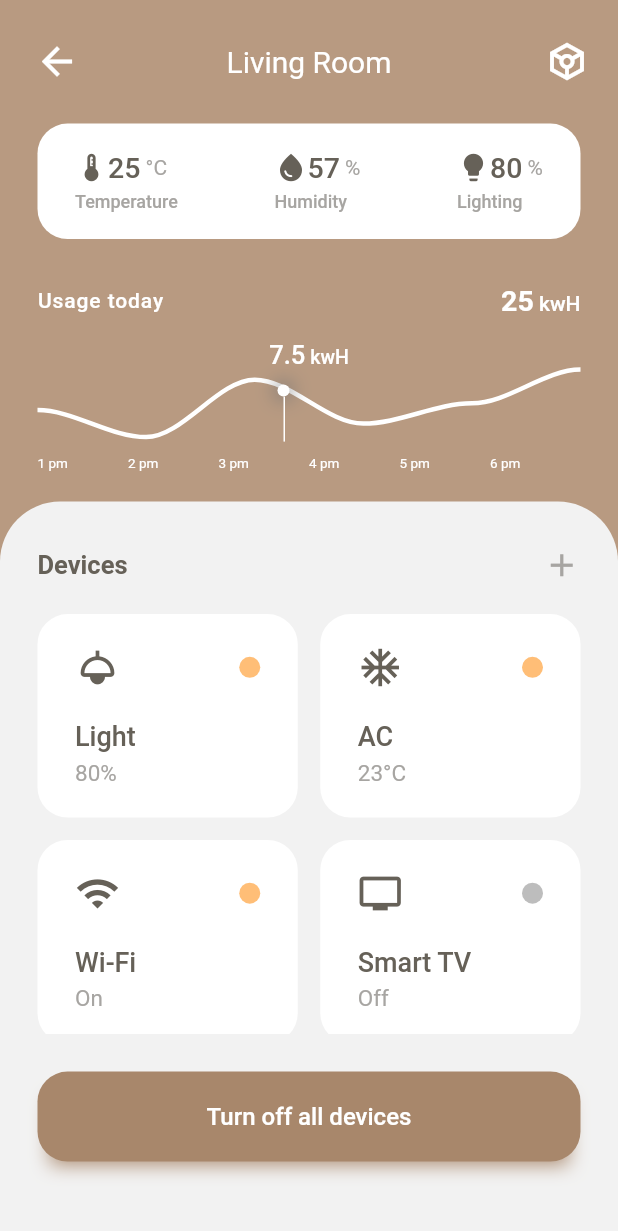
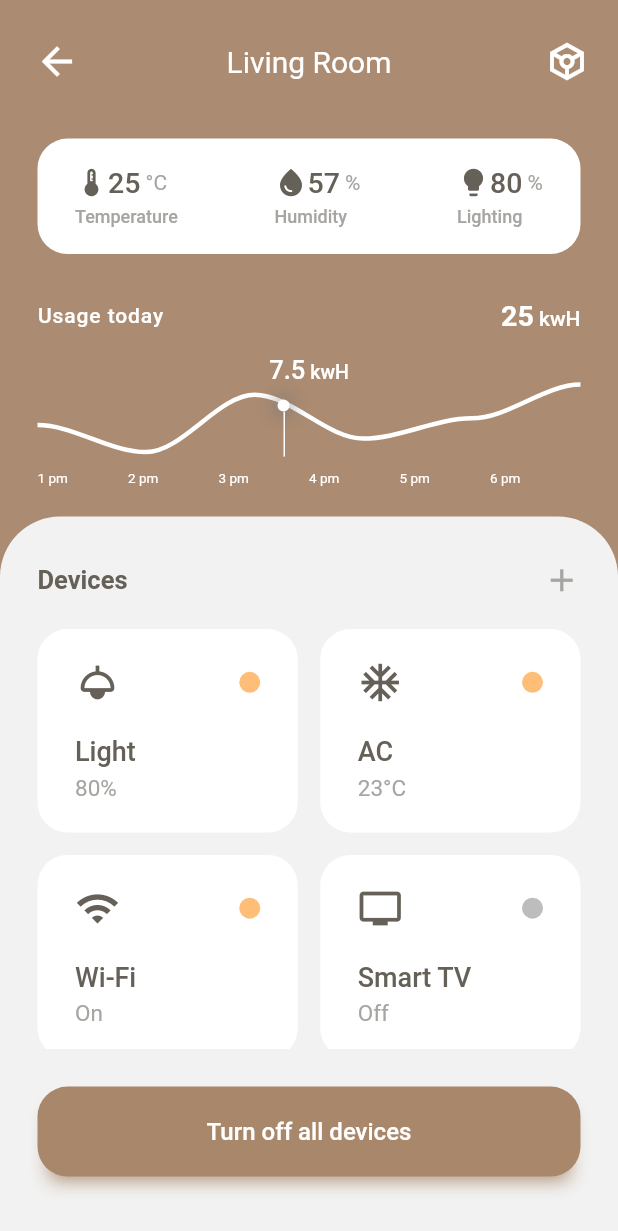
Before and after one commit to gzaber/flutter_ui_samples, a Flutter app: the RoomPage screen opened directly with sample values from the repository, on a phone screen of 412 x 824 dp. Shown: the top 1231 px of the screen. Run offline on Flutter 3.47's test engine with Material 2 defaults, Android fonts, the phone set to English and light mode, and no system bars; network calls fail.

Commit message:
improve ui

```diff
--- a/smartest_home_app_ui/lib/config/app_colors.dart
+++ b/smartest_home_app_ui/lib/config/app_colors.dart
@@ -1,7 +1,7 @@
 import 'package:flutter/material.dart';
 
 class AppColors {
-  static const brownBackground = Color(0xFFB89A81);
+  static const brownBackground = Color(0xFFAB8B71);
   static const brownButton = Color(0xFFA8876B);
   static const darkBrown = Color(0xFF666158);
   static const lightGrey = Color(0xFFF2F2F2);
--- a/smartest_home_app_ui/lib/config/app_text_styles.dart
+++ b/smartest_home_app_ui/lib/config/app_text_styles.dart
@@ -65,7 +65,7 @@ class AppTextStyles {
   );
   static const roomEnergyUsageValue = TextStyle(
     fontSize: 19,
-    fontWeight: FontWeight.bold,
+    fontWeight: FontWeight.w700,
   );
   static const roomEnergyUsageUnit = TextStyle(
     fontSize: 14,
--- a/smartest_home_app_ui/lib/pages/room_page.dart
+++ b/smartest_home_app_ui/lib/pages/room_page.dart
@@ -64,7 +64,7 @@ class _Measurements extends StatelessWidget {
   Widget build(BuildContext context) {
     return Container(
       height: 77,
-      margin: const EdgeInsets.symmetric(horizontal: 25),
+      margin: const EdgeInsets.symmetric(horizontal: 25, vertical: 10),
       padding: const EdgeInsets.symmetric(horizontal: 25),
       decoration: BoxDecoration(
         color: Colors.white,
@@ -135,8 +135,8 @@ class _EnergyUsage extends StatelessWidget {
   @override
   Widget build(BuildContext context) {
     return Container(
-      height: 175,
-      padding: const EdgeInsets.only(top: 30),
+      height: 165,
+      padding: const EdgeInsets.only(top: 20),
       margin: const EdgeInsets.symmetric(horizontal: 25),
       child: Column(
         children: [
```
Also changed, not shown: smartest_home_app_ui/lib/pages/light_page.dart (+4 -4 lines).
